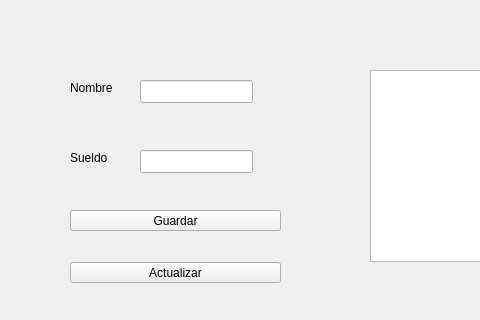
This is mipantalla.ui in gdlopez3/semana14_editar as Qt 5 draws it before an edit; both pictures show x 0 to 480 and y 0 to 320 of the 689 by 514 pixel window. The edited form follows.
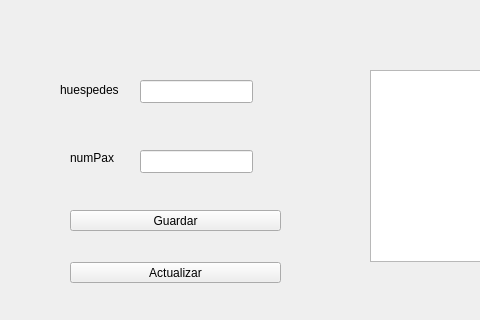
This is the edited form.

What changed in the file:
```diff
--- a/mipantalla.ui
+++ b/mipantalla.ui
@@ -27,14 +27,14 @@
    <widget class="QLabel" name="label">
     <property name="geometry">
      <rect>
-      <x>70</x>
+      <x>60</x>
       <y>80</y>
-      <width>54</width>
-      <height>15</height>
+      <width>81</width>
+      <height>20</height>
      </rect>
     </property>
     <property name="text">
-     <string>Nombre</string>
+     <string>huespedes</string>
     </property>
    </widget>
    <widget class="QLineEdit" name="lineEdit_2">
@@ -60,7 +60,7 @@
      </rect>
     </property>
     <property name="text">
-     <string>Sueldo</string>
+     <string>numPax</string>
     </property>
    </widget>
    <widget class="QPushButton" name="guardar">
```
Left out of the diff: 8 changed lines with no effect on the pictures.
